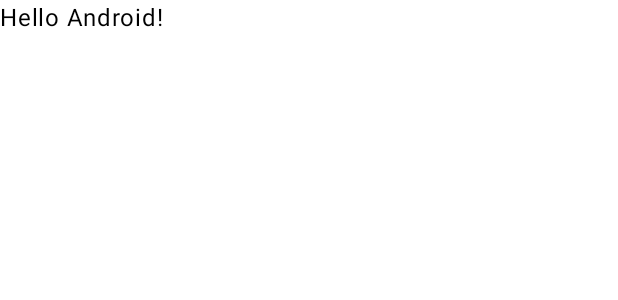
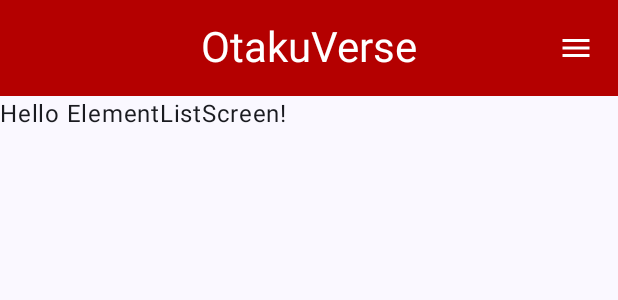
Before and after one commit to JLandero19/OtakuVerse, an Android app built with Jetpack Compose: the @Preview function GreetingPreview, on a phone screen of 412 x 824 dp. Shown: the top 300 px of the screen. Run offline under Robolectric (Android 15) with nearby library versions, the phone set to English and light mode, and no system bars.

Commit message:
Arreglando base de datos provisional y preparando pantallas

```diff
--- a/app/src/main/java/com/example/otakuverse/AboutActivity.kt
+++ b/app/src/main/java/com/example/otakuverse/AboutActivity.kt
@@ -63,8 +63,10 @@ fun Greeting2(name: String, modifier: Modifier = Modifier) {
 
 @Preview(showBackground = true)
 @Composable
-fun GreetingPreview2() {
+fun AboutScreenPreview() {
     OtakuverseTheme {
-        Greeting2("Android")
+        AboutScreen(
+            onShareButton = { }
+        )
     }
 }
--- a/app/src/main/java/com/example/otakuverse/ElementListActivity.kt
+++ b/app/src/main/java/com/example/otakuverse/ElementListActivity.kt
@@ -1 +1,31 @@
 package com.example.otakuverse
+
+import android.os.Bundle
+import androidx.activity.ComponentActivity
+import androidx.activity.compose.setContent
+import androidx.activity.enableEdgeToEdge
+import androidx.compose.runtime.Composable
+import androidx.compose.ui.tooling.preview.Preview
+import com.example.otakuverse.components.Greeting
+import com.example.otakuverse.ui.screens.ElementListScreen
+import com.example.otakuverse.ui.theme.OtakuverseTheme
+
+class ElementListActivity : ComponentActivity() {
+    override fun onCreate(savedInstanceState: Bundle?) {
+        super.onCreate(savedInstanceState)
+        enableEdgeToEdge()
+        setContent {
+            OtakuverseTheme {
+                ElementListScreen()
+            }
+        }
+    }
+}
+
+@Preview(showBackground = true)
+@Composable
+fun GreetingPreview() {
+    OtakuverseTheme {
+        ElementListScreen()
+    }
+}
--- a/app/src/main/java/com/example/otakuverse/MainActivity.kt
+++ b/app/src/main/java/com/example/otakuverse/MainActivity.kt
@@ -26,8 +26,8 @@ class MainActivity : ComponentActivity() {
 
 @Preview(showBackground = true)
 @Composable
-fun GreetingPreview() {
+fun MainScreenPreview() {
     OtakuverseTheme {
-        Greeting("Android")
+        MainScreen()
     }
 }
--- a/app/src/main/java/com/example/otakuverse/ui/screens/ElementListScreen.kt
+++ b/app/src/main/java/com/example/otakuverse/ui/screens/ElementListScreen.kt
@@ -1 +1,26 @@
 package com.example.otakuverse.ui.screens
+
+import androidx.compose.foundation.layout.Column
+import androidx.compose.foundation.layout.fillMaxSize
+import androidx.compose.foundation.layout.padding
+import androidx.compose.material3.Scaffold
+import androidx.compose.runtime.Composable
+import androidx.compose.ui.Modifier
+import com.example.otakuverse.components.CenterAlignedTopAppBar
+import com.example.otakuverse.components.Greeting
+
+@Composable
+fun ElementListScreen(
+    modifier: Modifier = Modifier
+) {
+    Scaffold(
+        topBar = { CenterAlignedTopAppBar() },
+        modifier = modifier.fillMaxSize()
+    ) { innerPadding ->
+        Column (modifier = Modifier.padding(innerPadding)) {
+            Greeting(
+                name = "ElementListScreen"
+            )
+        }
+    }
+}
--- a/app/src/main/res/values/strings.xml
+++ b/app/src/main/res/values/strings.xml
@@ -2,4 +2,5 @@
     <string name="app_name">otakuverse</string>
     <string name="title_activity_about">AboutActivity</string>
     <string name="title">OtakuVerse</string>
+    <string name="default_content_description">Imagen del anime</string>
 </resources>
```
Also changed, not shown: app/src/main/java/com/example/otakuverse/components/common.kt (+37 -2 lines), app/src/main/java/com/example/otakuverse/model/Datasource.kt (+20 -10 lines), app/src/main/res/drawable/code_geas.webp, app/src/main/res/drawable/death_note.webp, app/src/main/res/drawable/fullmetal_alchemist.webp, app/src/main/res/drawable/hunter_x_hunter.webp, app/src/main/res/drawable/kimetsu_no_yaiba.webp, app/src/main/res/drawable/mh_icono.jpg (added), app/src/main/res/drawable/mh_icono.webp (deleted), app/src/main/res/drawable/naruto_shippuden.webp, app/src/main/res/drawable/neo_genesis_evangelion.webp, app/src/main/res/drawable/one_piece.webp, app/src/main/res/drawable/shingeki_no_kyogin.webp, app/src/main/res/drawable/steins_gate.webp.
